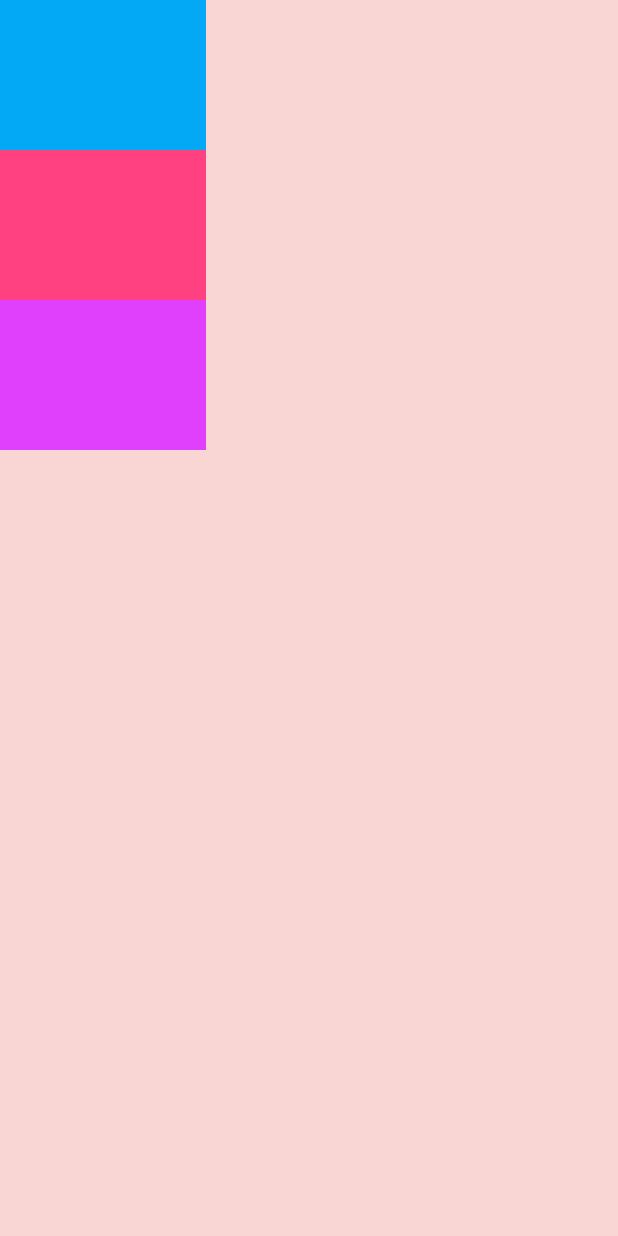
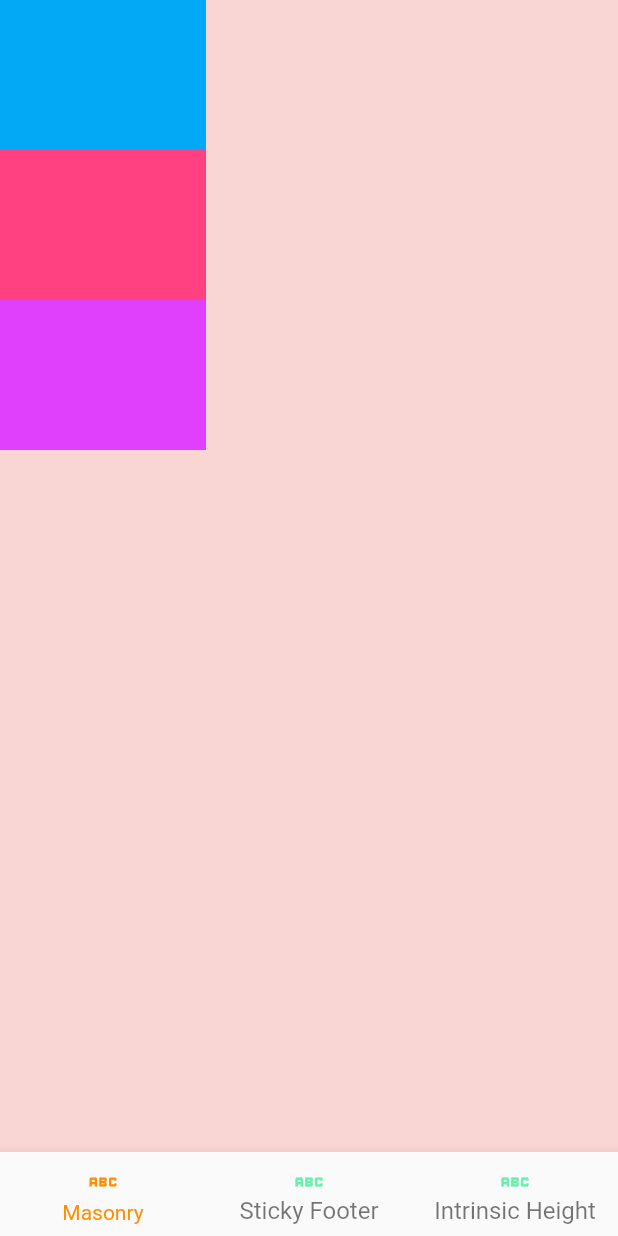
Before and after one commit to Khongchai/full_pass_builder, a Flutter app: the screen it shows after launch, on a phone screen of 412 x 824 dp. Run offline on Flutter 3.47's test engine with Material 2 defaults, Android fonts, the phone set to English and light mode, and no system bars.

Commit message:
added another example

```diff
--- a/lib/full_pass_builder_factory.dart
+++ b/example/lib/full_pass_builder_factory.dart
@@ -1,18 +1,12 @@
 import 'dart:math';
 
+import 'package:flutter/material.dart';
 import 'package:flutter/widgets.dart';
 import 'package:full_pass_builder/full_pass_builder.dart';
-
-/// You can use extension to extend this class, rather than create your own
-/// factory.
-final FullPassBuilderFactory fullPassBuilderFactory =
-    FullPassBuilderFactory._instance;
 
 /// Sets of layout templates that conforms to the [LayouterVisitorWithContext] interface.
 ///
 class FullPassBuilderFactory {
-  static final FullPassBuilderFactory _instance = FullPassBuilderFactory._();
-
   FullPassBuilderFactory._();
 
   /// A basic example of how you can achieve the [spaceEvenly] of the flex layout.
@@ -21,7 +15,7 @@ class FullPassBuilderFactory {
   /// non-flexbile geometries of some children before setting the offsets.
   ///
   /// The horizontal equivalent can be done by swapping the x and y axes.
-  FullPassBuilder verticalSpaceEvenly(
+  static FullPassBuilder verticalSpaceEvenly(
       {required ChildrenBuilder childrenBuilder}) {
     return FullPassBuilder(
         layouterVisitor: (context, layouter) {
@@ -38,8 +32,9 @@ class FullPassBuilderFactory {
   }
 
   /// https://css-tricks.com/couple-takes-sticky-footer/
-  FullPassBuilder stickyFooter(
+  static FullPassBuilder stickyFooter(
       {required ChildrenBuilder childrenBuilder,
+      required double additonalBottomPadding,
       required ChildBuilder stickyChildBuilder}) {
     return FullPassBuilder(
         layouterVisitor: (context, layouter) {
@@ -50,7 +45,8 @@ class FullPassBuilderFactory {
             if (layouter.childCount - 1 == index) {
               final fixedBottom =
                   mdof.size.height - mdof.padding.top - size.height;
-              final contentBottom = heightSoFar + mdof.padding.top;
+              final contentBottom =
+                  heightSoFar + mdof.padding.top - additonalBottomPadding;
               offset.set = Offset(0, (max(fixedBottom, contentBottom)));
             } else {
               offset.set = Offset(0, heightSoFar);
@@ -72,7 +68,7 @@ class FullPassBuilderFactory {
   }
 
   /// Your standard masonry-style UI.
-  FullPassBuilder verticalMasonry(
+  static FullPassBuilder verticalMasonry(
       {required double verticalGap,
       required double horizontalGap,
       required List<List<Widget>> Function(BuildContext context)
@@ -101,13 +97,47 @@ class FullPassBuilderFactory {
     });
   }
 
-  // TODO @khongchai implement this and find out how to do rotation.
-  FullPassBuilder random(
-      {required Size bound,
-      required Offset center,
-      required List<Widget> Function(BuildContext context) childrenBuilder,
-      bool rotate = false}) {
+  /// https://www.youtube.com/watch?v=Si5XJ_IocEs
+  ///
+  /// Just an example of a custom layout calculation. Using the IntrinsicHeight,
+  /// as is shown in the video above might be more convenient.
+  ///
+  /// Important note:
+  /// Even though this one does not require a speculative layout and does not
+  /// cause O(n^2) layout time, it might cause O(n^2) development time :p
+  static FullPassBuilder intrinsicHeight({
+    required Widget topLeft,
+    required Widget center,
+    required Widget bottomRight,
+    required double space,
+  }) {
+    const topLeftIndex = 0;
+    const bottomRightIndex = 2;
     return FullPassBuilder(
-        layouterVisitor: layouterVisitor, childrenBuilder: childrenBuilder);
+        layouterVisitor: (context, layouter) {
+          final screenSize = MediaQuery.of(context).size;
+          layouter.forEachChild((constraints, size, offset, childIndex) {
+            double offsetX = 0;
+            double offsetY = 0;
+
+            // Center
+            offsetX = screenSize.width / 2 - size.width / 2;
+            offsetY = screenSize.height / 2 - size.height / 2;
+
+            if (childIndex == topLeftIndex) {
+              offsetX -= layouter.maxRectangle.width / 2 + size.width / 2 + space;
+              offsetY -= layouter.maxRectangle.height / 2 - size.height /2;
+            } else if (childIndex == bottomRightIndex) {
+              offsetX += layouter.maxRectangle.width / 2 + size.width / 2 + space;
+              offsetY += layouter.maxRectangle.height / 2 - size.height /2;
+            }
+
+            offset.set = Offset(offsetX, offsetY);
+          });
+          return screenSize;
+        },
+        childrenBuilder: (context, constraints) =>
+        [topLeft, center, bottomRight]
+        );
   }
 }
--- a/example/lib/main.dart
+++ b/example/lib/main.dart
@@ -1,7 +1,5 @@
-import 'dart:math';
-
+import 'package:example/full_pass_builder_factory.dart';
 import 'package:flutter/material.dart';
-import "package:full_pass_builder/full_pass_builder.dart";
 
 void main() {
   runApp(const MyApp());
@@ -19,68 +17,34 @@ class _MyAppState extends State<MyApp> {
     const Text("Hello"),
   ];
 
-  void _addText() {
-    _textList.add(const Text("Hello"));
-    setState(() {});
-  }
-
-  @override
-  Widget build(BuildContext context) {
-    return MaterialApp(
-        title: 'Flutter Demo',
-        theme: ThemeData(
-          primarySwatch: Colors.blue,
-        ),
-        home: Scaffold(
-            body: Container(
-          color: Colors.red.withOpacity(0.2),
-          child: SingleChildScrollView(
-            scrollDirection: Axis.vertical,
-            child: Builder(builder: (context) {
-              final screenWidth = MediaQuery.of(context).size.width;
-              return Align(
-                child: Padding(
-                  padding:
-                      EdgeInsets.only(top: MediaQuery.of(context).padding.top),
-                  child: fullPassBuilderFactory.verticalMasonry(
+  late final List<Widget Function()> _examples = [
+    () => FullPassBuilderFactory.verticalMasonry(
         verticalGap: 8,
         horizontalGap: 8,
-                      masonryBuilder: (context) => [
+        masonryBuilder: (context) {
+          final screenWidth = MediaQuery.of(context).size.width;
+          return [
             [
               Container(
+                  width: screenWidth / 3, height: 300, color: Colors.black12),
+              Container(
                   width: screenWidth / 3,
-                                  height: 300,
-                                  color: Colors.black12),
+                  height: 200,
+                  color: Colors.pinkAccent),
+              Container(width: screenWidth / 3, height: 300, color: Colors.red),
+              Container(
+                  width: screenWidth / 3, height: 100, color: Colors.lightBlue),
+            ],
+            [
+              Container(width: screenWidth / 3, height: 300, color: Colors.red),
               Container(
                   width: screenWidth / 3,
                   height: 200,
                   color: Colors.pinkAccent),
               Container(
-                                  width: screenWidth / 3,
-                                  height: 300,
-                                  color: Colors.red),
+                  width: screenWidth / 3, height: 300, color: Colors.black12),
               Container(
-                                  width: screenWidth / 3,
-                                  height: 100,
-                                  color: Colors.lightBlue),
-                            ],
-                            [
-                              Container(
-                                  width: screenWidth / 3,
-                                  height: 300,
-                                  color: Colors.red),
-                              Container(
-                                  width: screenWidth / 3,
-                                  height: 200,
-                                  color: Colors.pinkAccent),
-                              Container(
-                                  width: screenWidth / 3,
-                                  height: 300,
-                                  color: Colors.black12),
-                              Container(
-                                  width: screenWidth / 3,
-                                  height: 100,
-                                  color: Colors.lightBlue),
+                  width: screenWidth / 3, height: 100, color: Colors.lightBlue),
             ],
             [
               Container(
@@ -92,28 +56,94 @@ class _MyAppState extends State<MyApp> {
                   height: 200,
                   color: Colors.pinkAccent),
               Container(
-                                  width: screenWidth / 3,
+                  width: screenWidth / 3, height: 100, color: Colors.lightBlue),
+            ]
+          ];
+        }),
+    () => FullPassBuilderFactory.stickyFooter(
+      additonalBottomPadding: kBottomNavigationBarHeight,
+      childrenBuilder: (context, constraints) => [
+        ..._textList,
+        ..._textList,
+      ],
+      stickyChildBuilder: (context, constraints) => ElevatedButton(
+          onPressed: () {
+            setState(() {
+              _textList.add(const Text("New text"));
+              _textList.add(const Text("New text"));
+              _textList.add(const Text("New text"));
+            });
+          },
+          child: const Text("Sticky Button::Click to Add More Text")),
+    ),
+    () => FullPassBuilderFactory.intrinsicHeight(
+      space: 16,
+      topLeft: Container(
+        color: Colors.red,
+        height: 50,
+        width: 50,
+      ),
+      center: Container(
+        color: Colors.green,
         height: 100,
-                                  color: Colors.lightBlue),
-                            ]
-                          ]),
-                  // fullPassBuilderFactory.stickyFooter(
-                  //   childrenBuilder: (context, constraints) => [
-                  //     ..._textList,
-                  //     ..._textList,
-                  //   ],
-                  //   stickyChildBuilder: (context, constraints) =>  ElevatedButton(
-                  //       onPressed: _addText,
-                  //       child: const Text(
-                  //           "Sticky Button::Click to Add More Space")),
-                  // ),
+        width: 100,
       ),
-              );
+      bottomRight: Container(
+        color: Colors.blue,
+        height: 75,
+        width: 25,
+      ),
+    ),
+  ];
+
+  int _exampleIndex = 0;
+
+  @override
+  Widget build(BuildContext context) {
+    return MaterialApp(
+        title: 'Flutter Demo',
+        theme: ThemeData(
+          primarySwatch: Colors.blue,
+        ),
+        home: Scaffold(
+          bottomNavigationBar: BottomNavigationBar(
+              items: const <BottomNavigationBarItem>[
+                BottomNavigationBarItem(
+                  icon: Icon(Icons.abc),
+                  label: 'Masonry',
+                ),
+                BottomNavigationBarItem(
+                  icon: Icon(Icons.abc),
+                  label: 'Sticky Footer',
+                ),
+                BottomNavigationBarItem(
+                  icon: Icon(Icons.abc),
+                  label: 'Intrinsic Height',
+                ),
+              ],
+              currentIndex: _exampleIndex,
+              unselectedFontSize: 16,
+              unselectedLabelStyle: const TextStyle(color: Colors.black),
+              unselectedIconTheme: const IconThemeData(
+                color: Colors.greenAccent,
+              ),
+              selectedItemColor: Colors.amber[800],
+              onTap: (index) {
+                setState(() {
+                  _exampleIndex = index;
+                });
               }),
+          body: Container(
+            key: ObjectKey(_examples),
+            color: Colors.red.withOpacity(0.2),
+            child: SingleChildScrollView(
+              scrollDirection: Axis.vertical,
+              child: _examples[_exampleIndex](),
+            ),
           ),
         )
         // When the widget has the information of all its children
         // bottomUp: (parentConstraints, childrenGeometries) => [])),
-            ));
+        );
   }
 }
--- a/lib/full_pass_builder.dart
+++ b/lib/full_pass_builder.dart
@@ -2,7 +2,6 @@ library full_pass_builder;
 
 // TODO @khongchai separate exports into a separate file.
 export "package:full_pass_builder/full_pass_builder.dart";
-export "package:full_pass_builder/full_pass_builder_factory.dart";
 
 import 'dart:math';
 
@@ -112,7 +111,7 @@ class FullPassBuilder extends StatelessWidget {
     return LayoutBuilder(
       builder: (context, constraints) => ChildrenGeometriesProvidedBuilder(
           children: childrenBuilder(context, constraints),
-          layoutAndSizing: (layouter) => layouterVisitor(context, layouter)),
+          layouterVisitor: (layouter) => layouterVisitor(context, layouter)),
     );
   }
 }
@@ -125,28 +124,28 @@ class FullPassBuilder extends StatelessWidget {
 /// wish.
 class ChildrenGeometriesProvidedBuilder extends MultiChildRenderObjectWidget {
   /// {@macro layouter_visitor}
-  final LayouterVisitor layoutAndSizing;
+  final LayouterVisitor layouterVisitor;
 
   ChildrenGeometriesProvidedBuilder(
-      {required List<Widget> children, required this.layoutAndSizing, Key? key})
+      {required List<Widget> children, required this.layouterVisitor, Key? key})
       : super(key: key, children: children);
 
   @override
   RenderObject createRenderObject(BuildContext context) {
     return ChildrenGeometriesProviderRenderObject(
-        layoutCallback: layoutAndSizing);
+        layoutVisitor: layouterVisitor);
   }
 
   @override
   void updateRenderObject(BuildContext context,
       ChildrenGeometriesProviderRenderObject renderObject) {
-    renderObject.layoutCallback = layoutAndSizing;
+    renderObject.layoutVisitor = layouterVisitor;
   }
 
   @override
   void debugFillProperties(DiagnosticPropertiesBuilder properties) {
     super.debugFillProperties(properties);
-    properties.add(StringProperty('positioner', layoutAndSizing.toString()));
+    properties.add(StringProperty('layouterVisitor', layouterVisitor.toString()));
     properties.add(StringProperty('children', children.toString()));
   }
 }
@@ -161,9 +160,9 @@ class ChildrenGeometriesProviderRenderObject extends RenderBox
         RenderBoxContainerDefaultsMixin<RenderBox,
             ChildrenGeometriesProviderParentData>,
         DebugOverflowIndicatorMixin {
-  LayouterVisitor layoutCallback;
+  LayouterVisitor layoutVisitor;
 
-  ChildrenGeometriesProviderRenderObject({required this.layoutCallback});
+  ChildrenGeometriesProviderRenderObject({required this.layoutVisitor});
 
   @override
   double computeMinIntrinsicWidth(double height) => 0.0;
@@ -223,7 +222,7 @@ class ChildrenGeometriesProviderRenderObject extends RenderBox
       parentData[i] = child.parentData as ChildrenGeometriesProviderParentData;
     });
 
-    return constraints.constrain(layoutCallback(Layouter(
+    return constraints.constrain(layoutVisitor(Layouter(
         minRectangle: Size(minRectangle[0], minRectangle[1]),
         maxRectangle: Size(maxRectangle[0], maxRectangle[1]),
         constraints: constraints,
```
Lines whose indentation alone changed are shown as unchanged.
